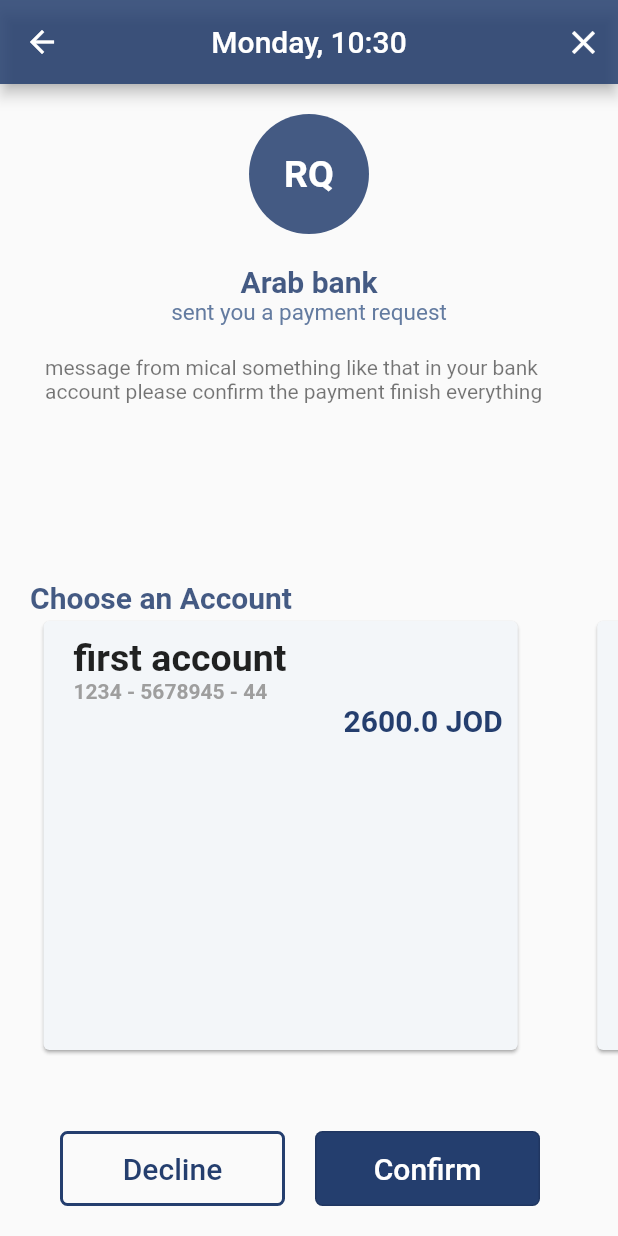
After one commit to LeoSH3170218/payment_application, a Flutter app: the screen it shows after launch, after a tap on "Proceed to confirmation", on a phone screen of 412 x 824 dp. The commit adds this screen. Run offline on Flutter 3.47's test engine with Material 2 defaults, Android fonts, the phone set to English and light mode, and no system bars; our stand-ins replace flutter_image_slideshow.

Commit message:
create payment confirmation screen

```diff
--- a/lib/main.dart
+++ b/lib/main.dart
@@ -1,5 +1,6 @@
 import 'package:flutter/material.dart';
 import 'package:payment_application/pages/more_menu_screen.dart';
+import 'package:payment_application/pages/payment_confirmation.dart';
 import 'package:payment_application/pages/payment_screen.dart';
 
 void main() {
@@ -11,15 +12,14 @@
   Widget build(BuildContext context) {
     return MaterialApp(
       title: 'Flutter Demo',
-      theme: ThemeData(
-        primarySwatch: Colors.blue,
-      ),
+      theme: ThemeData.light(),
       routes: {
         MyHomePage.id:(context) => MyHomePage(title: 'Home',),
         PaymentScreen.id: (context) => PaymentScreen(),
-        MoreMenuScreen.id: (context) => MoreMenuScreen()
+        MoreMenuScreen.id: (context) => MoreMenuScreen(),
+        PaymentConfirmation.id: (context) => PaymentConfirmation()
       },
-      home: MoreMenuScreen(),
+      home: MyHomePage(title: 'Home Page'),
     );
   }
 }
@@ -47,7 +47,10 @@
         backgroundColor: Color.fromRGBO(36, 62, 110, 0.85),
       ),
       body: Center(
-        child: CustomButton(
+        child: Column(
+          mainAxisAlignment: MainAxisAlignment.center,
+          children: [
+            CustomButton(
               callback: () {
                 //print(defaultColor);
                 Navigator.of(context).pushNamed(PaymentScreen.id);
@@ -55,7 +58,25 @@
               text: 'Proceed to payment',
               color: Color.fromRGBO(36, 62, 110, 0.85),
 
-        )
+            ),
+            CustomButton(
+                callback: () {
+                  //print(defaultColor);
+                  Navigator.of(context).pushNamed(MoreMenuScreen.id);
+                },
+                text: "Proceed to list menu",
+                color: Color.fromRGBO(36, 62, 110, 0.85)
+            ),
+            CustomButton(
+                callback: () {
+                  //print(defaultColor);
+                  Navigator.of(context).pushNamed(PaymentConfirmation.id);
+                },
+                text: "Proceed to confirmation",
+                color: Color.fromRGBO(36, 62, 110, 0.85)
+            ),
+          ],
+        ),
       ),
 
     );
--- /dev/null
+++ b/lib/pages/payment_confirmation.dart
@@ -0,0 +1,266 @@
+import 'package:flutter/cupertino.dart';
+import 'package:flutter/material.dart';
+import 'package:flutter/services.dart';
+import 'package:intl/intl.dart';
+import 'package:payment_application/main.dart' as main;
+import 'package:flutter_image_slideshow/flutter_image_slideshow.dart';
+
+class PaymentConfirmation extends StatefulWidget {
+  static const String id = "PAYMENT_CONFIRMATION";
+  @override
+  _PaymentConfirmationState createState() => _PaymentConfirmationState();
+}
+
+class _PaymentConfirmationState extends State<PaymentConfirmation> {
+  var day = DateFormat('EEEE').format(DateTime.now());
+  String currentTime = DateFormat('kk:mm').format(DateTime.now());
+  List<Account> accounts = [
+    Account(accountID: "1234 - 5678945 - 44", accountName: "first account", balance: 2600.00),
+    Account(accountID: "1234 - 4567891 - 65", accountName: "second account", balance: 1500.00),
+    Account(accountID: "1234 - 4567893 - 45", accountName: "third account", balance: 6000.50)
+  ];
+  @override
+  Widget build(BuildContext context) {
+    return Scaffold(
+      appBar: AppBar(
+        title: Text("$day, $currentTime"),
+        centerTitle: true,
+        backgroundColor: Color.fromRGBO(36, 62, 110, 0.85),
+        actions: [
+          Padding(
+            padding: EdgeInsets.only(right: 10.0),
+            child: GestureDetector(
+              onTap: (){},
+              child: Icon(
+                Icons.clear,
+                size: 26.0,
+              ),
+            ),
+          ),
+        ],
+      ),
+      body: Center(
+        child: Column(
+          mainAxisAlignment: MainAxisAlignment.start,
+          children: [
+            SizedBox(
+              height: 20,
+            ),
+            CircleAvatar(
+              child: Text(
+                "RQ",
+                style: TextStyle(
+                  fontWeight: FontWeight.bold,
+                  color: Colors.white,
+                  fontSize: 25
+                ),
+              ),
+              radius: 40,
+              backgroundColor: Color.fromRGBO(36, 62, 110, 0.85),
+            ),
+            SizedBox(
+              height: 20,
+            ),
+            Text(
+              "Arab bank",
+              style: TextStyle(
+                fontWeight: FontWeight.bold,
+                color: Color.fromRGBO(36, 62, 110, 0.85),
+                fontSize: 20
+              ),
+            ),
+            Text(
+              "sent you a payment request",
+              style: TextStyle(
+                color: Color.fromRGBO(99, 123, 160, 1),
+                fontSize: 15
+              ),
+            ),
+            SizedBox(
+              height: 20,
+            ),
+            Container(
+              height: 150,
+              child: Padding(
+                padding: EdgeInsets.only(left: 30, right: 30),
+                child: Text(
+                    "message from mical something like that in your bank"
+                        " account please confirm the payment "
+                        "finish everything",
+                  style: TextStyle(
+                    color: Colors.black54,
+                  ),
+                ),
+              ),
+            ),
+            //Spacer(),
+
+
+            Row(
+              mainAxisAlignment: MainAxisAlignment.start,
+              children: [
+                Padding(
+                  padding: EdgeInsets.only(left: 20),
+                  child: Text(
+                    "Choose an Account",
+                    style: TextStyle(
+                      fontWeight: FontWeight.bold,
+                      fontSize: 20,
+                      color: Color.fromRGBO(36, 62, 110, 0.85),
+                    ),
+                  ),
+                ),
+              ],
+            ),
+            Expanded(
+              child: ListView.builder(
+                shrinkWrap: true,
+                scrollDirection: Axis.horizontal,
+                itemCount: accounts.length,
+                itemBuilder: (BuildContext context, int index){
+                  return Container(
+                    padding: EdgeInsets.only(left: 25, right: 20),
+                    child: Card(
+                        shadowColor: Colors.grey,
+                        color: Color.fromRGBO(243, 246, 249, 1),
+                        semanticContainer: true,
+                        child: Column(
+                          crossAxisAlignment: CrossAxisAlignment.start,
+                          children: [
+                            SizedBox(
+                              height: 10,
+                            ),
+                            Row(
+                              children: [
+                                SizedBox(
+                                  width: 20,
+                                ),
+                                Text(
+                                  accounts[index].accountName,
+                                  style: TextStyle(
+                                      fontSize: 25,
+                                      fontWeight: FontWeight.bold
+                                  ),
+                                ),
+                              ],
+                            ),
+                            Row(
+                              children: [
+                                SizedBox(
+                                  width: 20,
+                                ),
+                                Text(
+                                  accounts[index].accountID,
+                                  style: TextStyle(
+                                    fontWeight: FontWeight.bold,
+                                    color: Colors.grey,
+                                  ),
+                                )
+                              ],
+                            ),
+                            Row(
+                              children: [
+                                SizedBox(
+                                  width: 200,
+                                ),
+                                Text(
+                                  accounts[index].balance.toString() + " JOD",
+                                  style: TextStyle(
+                                      fontWeight: FontWeight.bold,
+                                      color: Color.fromRGBO(36, 62, 110, 1),
+                                      fontSize: 20
+                                  ),
+                                ),
+                                SizedBox(
+                                  width: 10,
+                                )
+                              ],
+                            ),
+                          ],
+                        ),
+                      ),
+
+                  );
+                }
+              ),
+            ),
+            SizedBox(
+              height: 50,
+            ),
+            Row(
+              children: [
+                Padding(
+                  padding: EdgeInsets.only(left: 40),
+                ),
+                Container(
+                  width: 150,
+                  height: 50,
+                  child: OutlinedButton(
+                    onPressed: (){},
+                    child: Text(
+                      "Decline",
+                      style: TextStyle(
+                        fontSize: 20,
+                        color: Color.fromRGBO(36, 62, 110, 1),
+                      ),
+                    ),
+                    style: OutlinedButton.styleFrom(
+                      shape: RoundedRectangleBorder(
+                        borderRadius: BorderRadius.circular(5.0),
+                      ),
+                      side: BorderSide(
+                        width: 2,
+                        color: Color.fromRGBO(36, 62, 110, 1),
+
+                      ),
+
+                    ),
+                  ),
+                ),
+                SizedBox(
+                  width: 20,
+                ),
+                Container(
+                  width: 150,
+                  height: 50,
+                  child: OutlinedButton(
+                    onPressed: (){},
+                    child: Text(
+                      "Confirm",
+                      style: TextStyle(
+                        fontSize: 20,
+                        color: Colors.white,
+                      ),
+                    ),
+                    style: OutlinedButton.styleFrom(
+                      shape: RoundedRectangleBorder(
+                        borderRadius: BorderRadius.circular(5.0),
+                      ),
+                      backgroundColor: Color.fromRGBO(36, 62, 110, 1),
+                    ),
+                  ),
+                ),
+              ],
+            ),
+            SizedBox(
+              height: 20,
+            )
+
+          ],
+        ),
+      ),
+    );
+  }
+}
+
+class Account{
+  String accountName;
+  String accountID;
+  double balance;
+  Account({
+    required this.accountID,
+    required this.accountName,
+    required this.balance
+});
+
+}
--- a/lib/pages/payment_screen.dart
+++ b/lib/pages/payment_screen.dart
@@ -11,6 +11,7 @@
 class _PaymentScreenState extends State<PaymentScreen> {
   double billNum1 = 120.00;
   double billNum2 = 50.85;
+  late final List<Widget> entries;
 
   @override
   Widget build(BuildContext context) {
--- a/pubspec.yaml
+++ b/pubspec.yaml
@@ -21,6 +21,8 @@
   sdk: ">=2.12.3 <3.0.0"
 
 dependencies:
+  flutter_image_slideshow: ^0.1.1
+  intl: ^0.17.0
   http:
   flutter:
     sdk: flutter
```
Also changed, not shown: pubspec.lock. Lines whose indentation alone changed are shown as unchanged.
